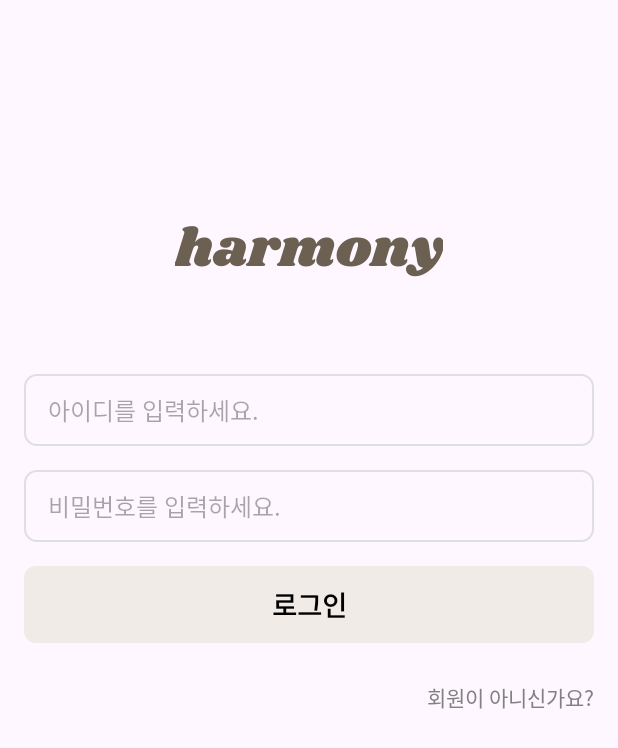
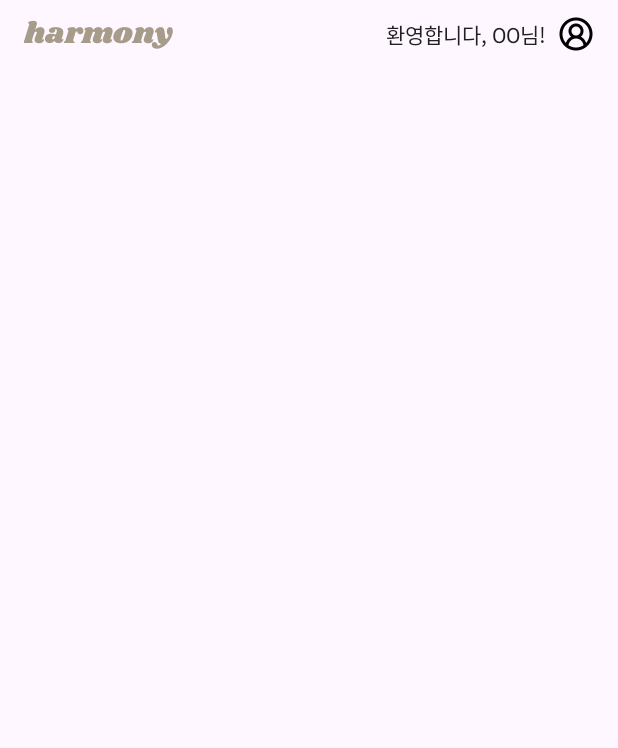
Before and after one commit to ImGaram/harmony_cafe, an Android app: the screen it shows after launch (LogInActivity before the commit, HomeActivity after it), on a phone screen of 412 x 824 dp. Shown: the top 748 px of the screen. Run offline under Robolectric (Android 15) with nearby library versions, the phone set to English and light mode, and no system bars.

Commit message:
수정 : 툴바를 일반 View로 수정, 후 완성

```diff
--- a/app/src/main/res/layout/activity_home.xml
+++ b/app/src/main/res/layout/activity_home.xml
@@ -7,64 +7,47 @@
     android:layout_height="match_parent"
     tools:context=".LogInActivity">
 
-
-    <androidx.appcompat.widget.Toolbar
-        android:id="@+id/toolbar"
+    <androidx.constraintlayout.widget.ConstraintLayout
         android:layout_width="match_parent"
         android:layout_height="wrap_content"
-        android:minHeight="?attr/actionBarSize"
-        app:title="@string/app_name"
-        app:titleTextColor="@color/teritary"
-        android:theme="@style/ToolbarTheme"
-        app:menu="@menu/menu"
+        android:orientation="horizontal"
+        android:paddingHorizontal="16dp"
+        android:paddingVertical="8dp"
         tools:ignore="MissingConstraints">
+        <TextView
+            android:id="@+id/home_app_name"
+            android:layout_width="wrap_content"
+            android:layout_height="wrap_content"
+            android:fontFamily="@font/shrikhand_regular"
+            android:text="@string/app_name"
+            android:textColor="@color/teritary"
+            android:textSize="20sp"
+            app:layout_constraintBottom_toBottomOf="parent"
+            app:layout_constraintStart_toStartOf="parent"
+            app:layout_constraintTop_toTopOf="parent" />
 
-    </androidx.appcompat.widget.Toolbar>
+        <TextView
+            android:id="@+id/home_welcome_message"
+            android:layout_width="wrap_content"
+            android:layout_height="wrap_content"
+            android:layout_marginEnd="8dp"
+            android:text="@string/home_welcome_message"
+            android:textColor="@color/black_shade"
+            android:textSize="14sp"
+            app:layout_constraintBottom_toBottomOf="parent"
+            app:layout_constraintEnd_toStartOf="@+id/imageButton"
+            app:layout_constraintTop_toTopOf="parent" />
 
-
-
-
-    <!--            <TextView-->
-    <!--                android:layout_width="wrap_content"-->
-    <!--                android:layout_height="wrap_content"-->
-    <!--                android:fontFamily="@font/shrikhand_regular"-->
-    <!--                android:text="harmony"-->
-    <!--                android:textSize="20sp" />-->
-
-    <!--            <TextView-->
-    <!--                android:layout_width="wrap_content"-->
-    <!--                android:layout_height="wrap_content"-->
-    <!--                android:text="환영합니다, OO님!"-->
-    <!--                android:textSize="20sp" />-->
-
-    <!--            <ImageView-->
-    <!--                android:id="@+id/imageView"-->
-    <!--                android:layout_width="100dp"-->
-    <!--                android:layout_height="100dp"-->
-    <!--                app:srcCompat="@drawable/ic_profile"-->
-    <!--                tools:layout_editor_absoluteX="156dp"-->
-    <!--                tools:layout_editor_absoluteY="343dp" />-->
-
-    <!--        </androidx.constraintlayout.widget.ConstraintLayout>-->
-
-
-    <!--    </androidx.appcompat.widget.Toolbar>-->
-
-    <!--    <TextView-->
-    <!--        android:id="@+id/textView"-->
-    <!--        android:layout_width="wrap_content"-->
-    <!--        android:layout_height="wrap_content"-->
-    <!--        android:layout_marginStart="90dp"-->
-    <!--        android:layout_marginTop="140dp"-->
-    <!--        android:layout_marginEnd="90dp"-->
-    <!--        android:text="TextView"-->
-    <!--        android:textSize="36dp"-->
-    <!--        android:fontFamily="@font/shrikhand_regular"-->
-    <!--        android:textColor="@color/highlight"-->
-
-    <!--        app:layout_constraintEnd_toEndOf="parent"-->
-    <!--        app:layout_constraintStart_toStartOf="parent"-->
-    <!--        app:layout_constraintTop_toTopOf="parent" />-->
+        <ImageView
+            android:id="@+id/imageButton"
+            android:layout_width="24dp"
+            android:layout_height="24dp"
+            android:scaleType="centerCrop"
+            android:src="@drawable/ic_profile"
+            app:layout_constraintBottom_toBottomOf="parent"
+            app:layout_constraintEnd_toEndOf="parent"
+            app:layout_constraintTop_toTopOf="parent" />
+    </androidx.constraintlayout.widget.ConstraintLayout>
 
 
 </androidx.constraintlayout.widget.ConstraintLayout>
--- a/app/src/main/res/values/strings.xml
+++ b/app/src/main/res/values/strings.xml
@@ -1,7 +1,12 @@
 <resources>
     <string name="app_name">harmony</string>
+
     <string name="login_id">아이디를 입력하세요.</string>
     <string name="login_password">비밀번호를 입력하세요.</string>
     <string name="login_loginbtn">로그인</string>
     <string name="login_signupbtn">회원이 아니신가요?</string>
+
+
+
+    <string name="home_welcome_message">환영합니다, OO님!</string>
 </resources>
```
Also changed, not shown: app/src/main/AndroidManifest.xml (+13 -6 lines), app/src/main/res/menu/menu.xml (deleted, +0 -18 lines).
